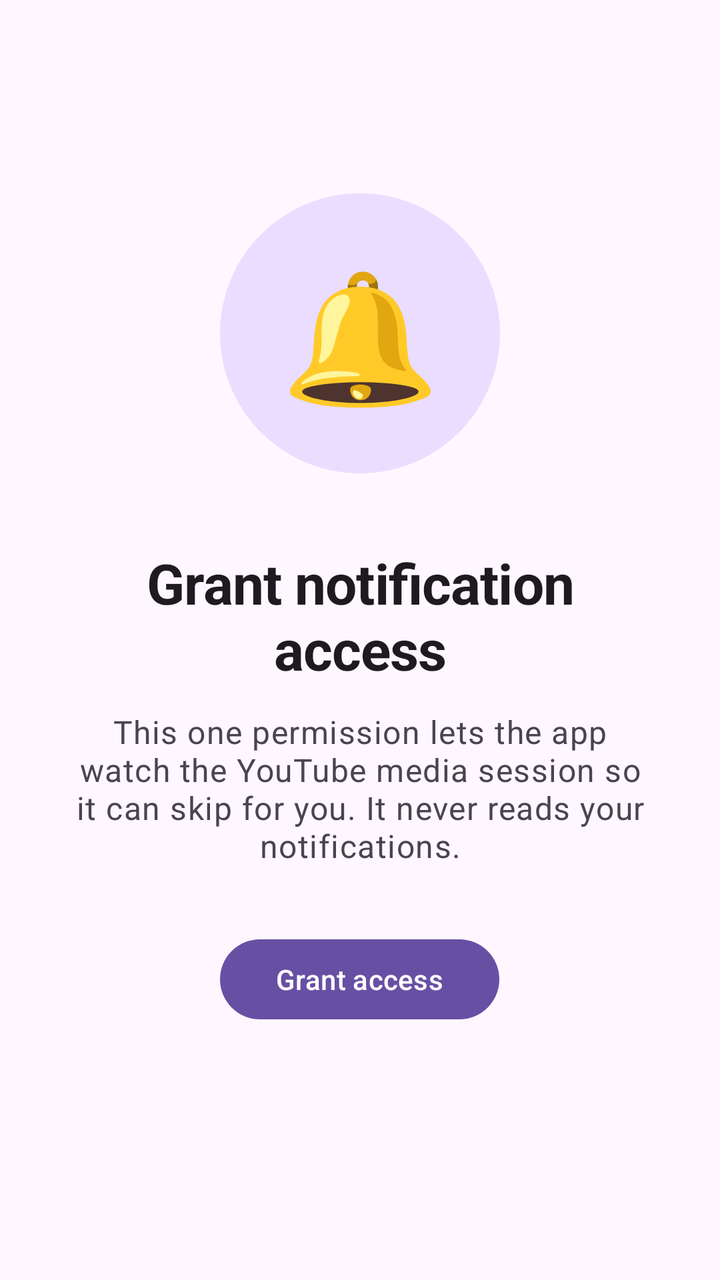
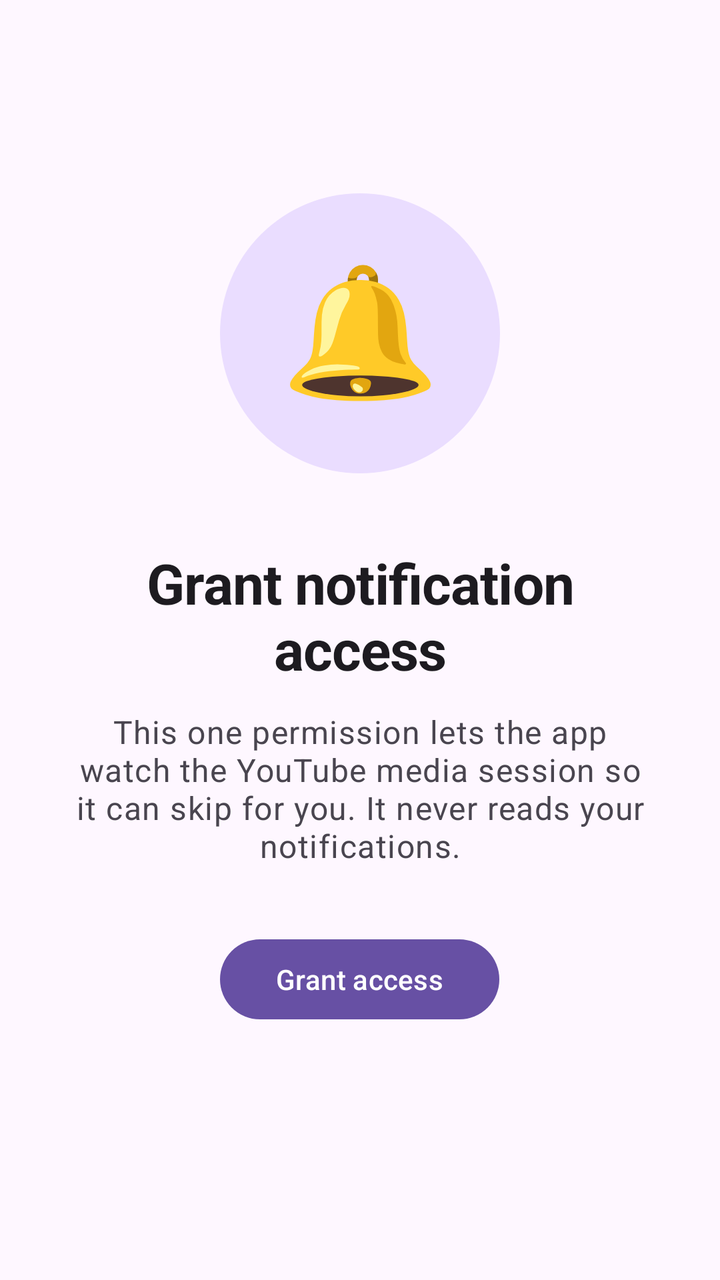

Compare the two renders of this Android layout. The source of the first and the diff that turns it into the second are given below.
<!-- AndroidManifest.xml: application theme Theme.SbCompanion -->
<!-- res/layout/page_onboard_grant.xml -->
<?xml version="1.0" encoding="utf-8"?>
<LinearLayout xmlns:android="http://schemas.android.com/apk/res/android"
    xmlns:app="http://schemas.android.com/apk/res-auto"
    android:layout_width="match_parent"
    android:layout_height="match_parent"
    android:orientation="vertical"
    android:gravity="center_horizontal"
    android:paddingHorizontal="32dp">

    <Space
        android:layout_width="match_parent"
        android:layout_height="0dp"
        android:layout_weight="1" />

    <TextView
        android:layout_width="140dp"
        android:layout_height="140dp"
        android:gravity="center"
        android:text="🔔"
        android:textSize="64sp"
        android:background="@drawable/hero_circle"
        android:backgroundTint="?attr/colorPrimaryContainer" />

    <TextView
        android:layout_width="match_parent"
        android:layout_height="wrap_content"
        android:layout_marginTop="36dp"
        android:gravity="center"
        android:text="Grant notification access"
        android:textAppearance="@style/TextAppearance.SbCompanion.Display"
        android:textColor="?attr/colorOnSurface" />

    <TextView
        android:layout_width="match_parent"
        android:layout_height="wrap_content"
        android:layout_marginTop="12dp"
        android:gravity="center"
        android:text="This one permission lets the app watch the YouTube media session so it can skip for you. It never reads your notifications."
        android:textAppearance="?attr/textAppearanceBodyLarge"
        android:textColor="?attr/colorOnSurfaceVariant" />

    <com.google.android.material.button.MaterialButton
        android:id="@+id/grantButton"
        android:layout_width="wrap_content"
        android:layout_height="wrap_content"
        android:layout_marginTop="32dp"
        android:paddingHorizontal="28dp"
        android:text="Grant access"
        app:cornerRadius="20dp" />

    <Space
        android:layout_width="match_parent"
        android:layout_height="0dp"
        android:layout_weight="1.3" />
</LinearLayout>
<!-- resources referenced by this layout -->
<resources>
  <!-- drawable hero_circle (drawable) -->
  <?xml version="1.0" encoding="utf-8"?>
  <shape xmlns:android="http://schemas.android.com/apk/res/android" android:shape="oval">
      <solid android:color="#FFFFFF" />
  </shape>
  <style name="TextAppearance.SbCompanion.Display" parent="TextAppearance.Material3.HeadlineMedium">
          <item name="android:fontFamily">sans-serif</item>
          <item name="android:textStyle">bold</item>
          <item name="android:letterSpacing">-0.01</item>
      </style>
  <style name="Theme.SbCompanion" parent="Theme.Material3.DayNight.NoActionBar">
          <item name="android:statusBarColor">?attr/colorSurface</item>
          <item name="android:navigationBarColor">?attr/colorSurface</item>
          <item name="android:windowLightStatusBar">?attr/isLightTheme</item>
          <item name="android:windowLightNavigationBar">?attr/isLightTheme</item>
      </style>
</resources>

<!-- the commit's change to res/layout/page_onboard_grant.xml (unified diff, before → after) -->
@@ -16,6 +16,7 @@
         android:layout_width="140dp"
         android:layout_height="140dp"
         android:gravity="center"
+        android:includeFontPadding="false"
         android:text="🔔"
         android:textSize="64sp"
         android:background="@drawable/hero_circle"
